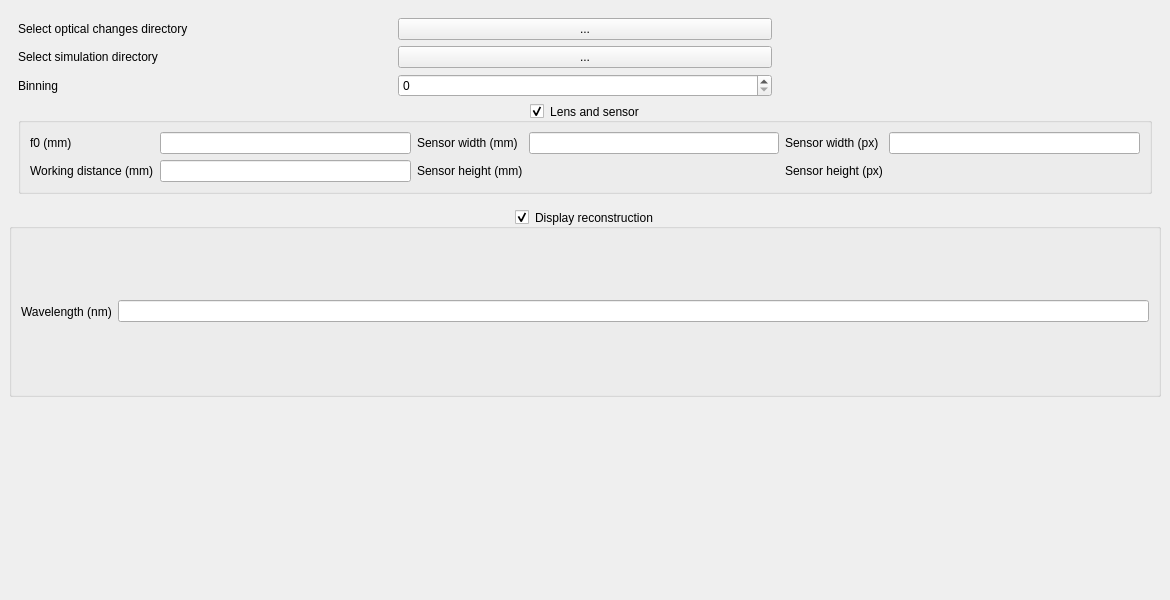
This is WMC_image_reconstruction/ui/mainwindow.ui in CCaredda/White-Monte-Carlo as Qt 5 draws it before an edit. The edited form follows.
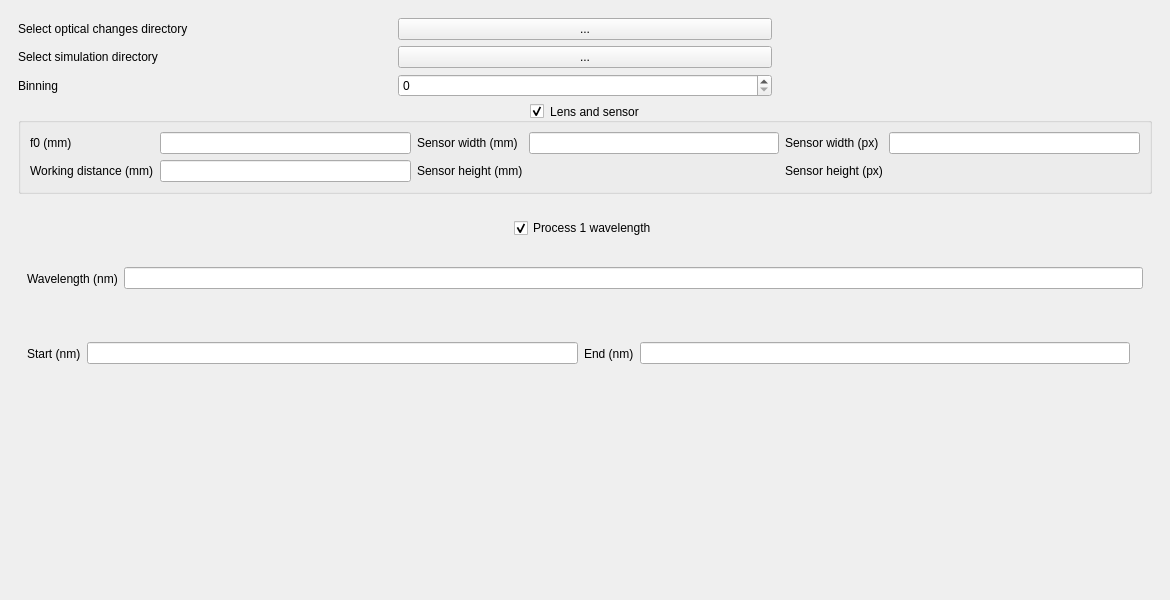
This is the edited form.

Commit message: Add docs. Add wavelength range in C++ reconstruction code

What changed in the file:
```diff
--- a/WMC_image_reconstruction/ui/mainwindow.ui
+++ b/WMC_image_reconstruction/ui/mainwindow.ui
@@ -16,6 +16,97 @@
   <widget class="QWidget" name="centralwidget">
    <layout class="QGridLayout" name="gridLayout">
     <item row="2" column="0" colspan="2">
+     <widget class="QWidget" name="widget_2" native="true">
+      <layout class="QGridLayout" name="gridLayout_5">
+       <item row="0" column="1">
+        <widget class="QCheckBox" name="_process_single_lambda">
+         <property name="text">
+          <string>Process 1 wavelength</string>
+         </property>
+         <property name="checked">
+          <bool>true</bool>
+         </property>
+        </widget>
+       </item>
+       <item row="0" column="0">
+        <spacer name="horizontalSpacer">
+         <property name="orientation">
+          <enum>Qt::Horizontal</enum>
+         </property>
+         <property name="sizeHint" stdset="0">
+          <size>
+           <width>40</width>
+           <height>20</height>
+          </size>
+         </property>
+        </spacer>
+       </item>
+       <item row="0" column="2">
+        <spacer name="horizontalSpacer_2">
+         <property name="orientation">
+          <enum>Qt::Horizontal</enum>
+         </property>
+         <property name="sizeHint" stdset="0">
+          <size>
+           <width>40</width>
+           <height>20</height>
+          </size>
+         </property>
+        </spacer>
+       </item>
+       <item row="1" column="0" colspan="3">
+        <widget class="QWidget" name="_widget_single_wavelength" native="true">
+         <layout class="QHBoxLayout" name="horizontalLayout_2">
+          <item>
+           <widget class="QLabel" name="label_5">
+            <property name="text">
+             <string>Wavelength (nm)</string>
+            </property>
+           </widget>
+          </item>
+          <item>
+           <widget class="QLineEdit" name="_wavelength"/>
+          </item>
+         </layout>
+        </widget>
+       </item>
+       <item row="2" column="0" colspan="3">
+        <widget class="QWidget" name="_widget_multiple_wavelength" native="true">
+         <layout class="QHBoxLayout" name="horizontalLayout">
+          <item>
+           <widget class="QLabel" name="label_11">
+            <property name="text">
+             <string>Start (nm)</string>
+            </property>
+           </widget>
+          </item>
+          <item>
+           <widget class="QLineEdit" name="_w_start"/>
+          </item>
+          <item>
+           <widget class="QLabel" name="label_12">
+            <property name="text">
+             <string>End (nm)</string>
+            </property>
+           </widget>
+          </item>
+          <item>
+           <widget class="QLineEdit" name="_w_end"/>
+          </item>
+          <item>
+           <widget class="QLabel" name="label_13">
+            <property name="text">
+             <string/>
+            </property>
+           </widget>
+          </item>
+         </layout>
+        </widget>
+       </item>
+      </layout>
+     </widget>
+    </item>
+    <item row="3" column="0" colspan="2">
      <widget class="QLabel" name="_progress">
       <property name="font">
        <font>
@@ -171,31 +262,6 @@
       </layout>
      </widget>
     </item>
-    <item row="1" column="0" colspan="2">
-     <widget class="QGroupBox" name="_process_single_lambda">
-      <property name="title">
-       <string>Display reconstruction</string>
-      </property>
-      <property name="alignment">
-       <set>Qt::AlignCenter</set>
-      </property>
-      <property name="checkable">
-       <bool>true</bool>
-      </property>
-      <layout class="QHBoxLayout" name="horizontalLayout">
-       <item>
-        <widget class="QLabel" name="label_5">
-         <property name="text">
-          <string>Wavelength (nm)</string>
-         </property>
-        </widget>
-       </item>
-       <item>
-        <widget class="QLineEdit" name="_wavelength"/>
-       </item>
-      </layout>
-     </widget>
-    </item>
    </layout>
   </widget>
  </widget>
```
The commit also changes 44 other files.
